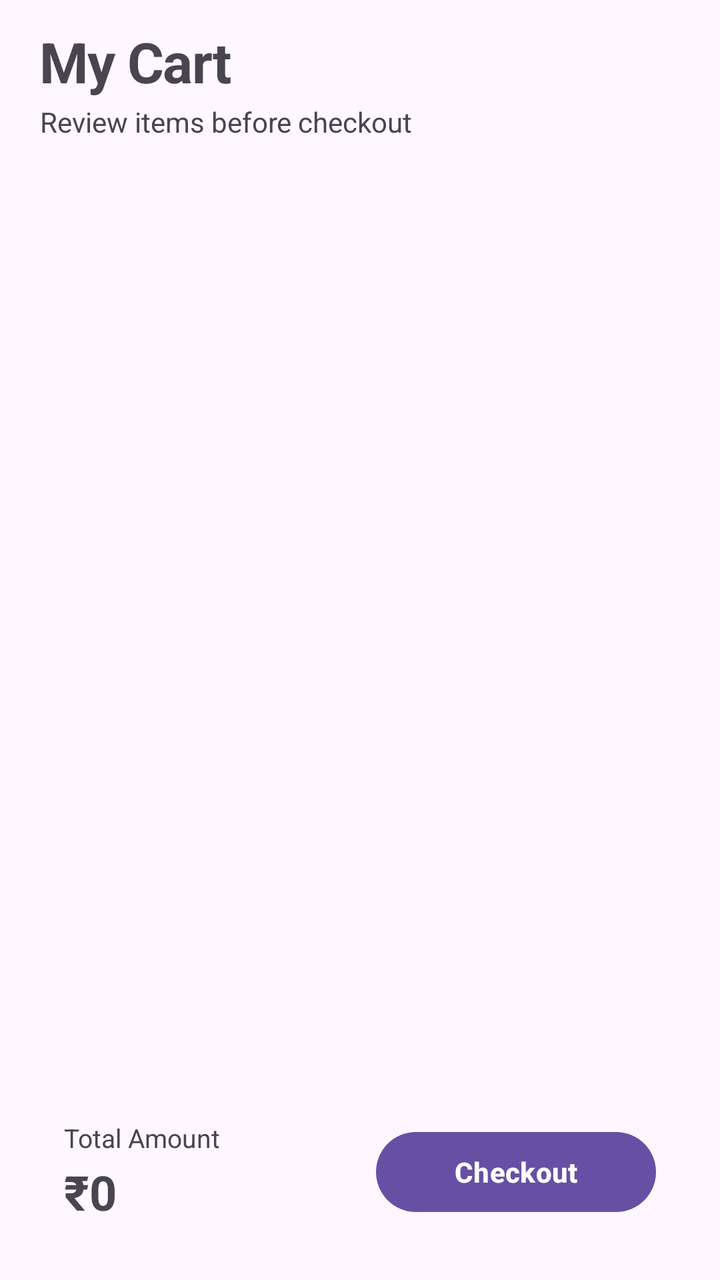
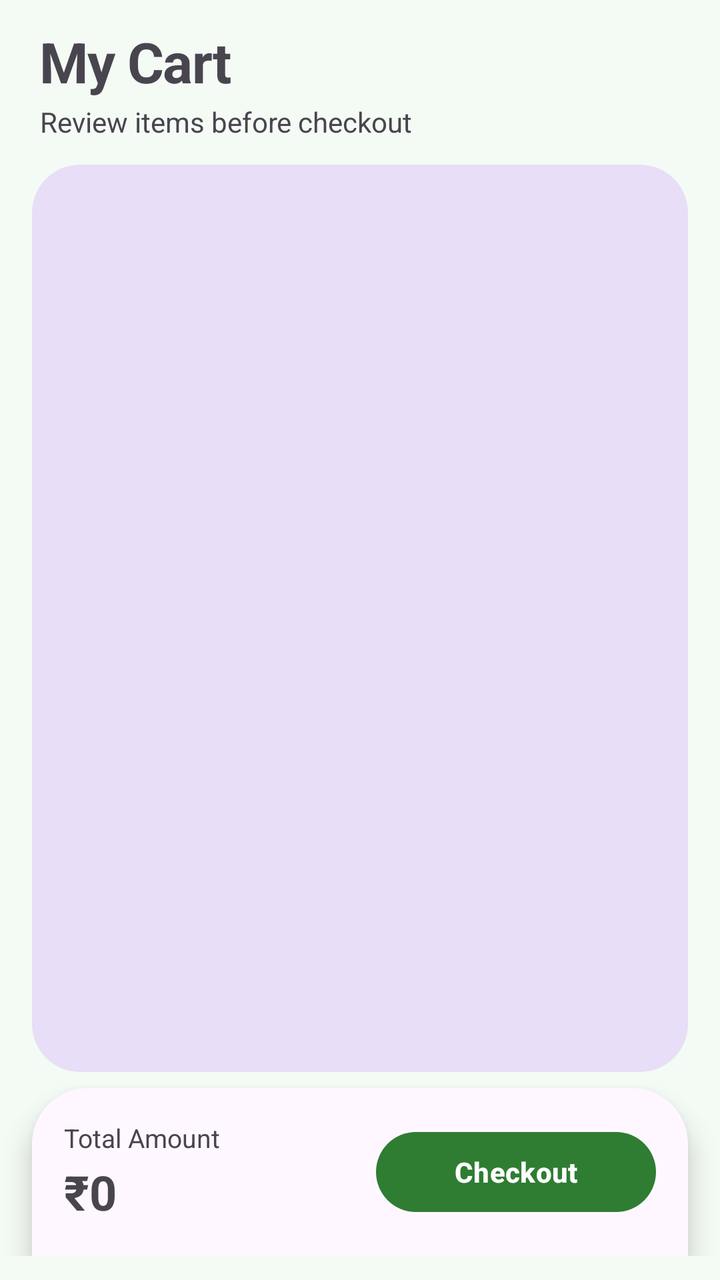

Two renders of the same Android screen: before a commit and after it. Below are the layout's source before the change and the commit's diff.
<!-- AndroidManifest.xml: application theme Theme.EaseGrocery -->
<!-- res/layout/activity_cart.xml -->
<?xml version="1.0" encoding="utf-8"?>
<LinearLayout
    xmlns:android="http://schemas.android.com/apk/res/android"
    xmlns:tools="http://schemas.android.com/tools"
    android:layout_width="match_parent"
    android:layout_height="match_parent"
    android:orientation="vertical"
    android:fitsSystemWindows="true"
    android:paddingTop="12dp"
    android:paddingBottom="12dp">

    
    <LinearLayout
        android:layout_width="match_parent"
        android:layout_height="wrap_content"
        android:orientation="vertical"
        android:paddingHorizontal="20dp"
        android:paddingBottom="12dp">

        <TextView
            android:layout_width="wrap_content"
            android:layout_height="wrap_content"
            android:text="My Cart"
            android:textSize="28sp"
            android:textStyle="bold"
            android:letterSpacing="-0.02"/>

        <TextView
            android:layout_width="wrap_content"
            android:layout_height="wrap_content"
            android:layout_marginTop="2dp"
            android:text="Review items before checkout"
            android:textSize="14sp"/>
    </LinearLayout>

    
    <LinearLayout
        android:layout_width="match_parent"
        android:layout_height="0dp"
        android:layout_weight="1"
        android:layout_marginHorizontal="16dp"
        android:orientation="vertical">

        <androidx.recyclerview.widget.RecyclerView
            android:id="@+id/recyclerCart"
            android:layout_width="match_parent"
            android:layout_height="0dp"
            android:layout_weight="1"
            android:clipToPadding="false"
            android:paddingBottom="12dp"
            tools:listitem="@layout/item_cart"/>
    </LinearLayout>

    
    <LinearLayout
        android:layout_width="match_parent"
        android:layout_height="wrap_content"
        android:layout_marginHorizontal="16dp"
        android:layout_marginTop="8dp"
        android:orientation="horizontal"
        android:gravity="center_vertical"
        android:padding="16dp">

        <LinearLayout
            android:layout_width="0dp"
            android:layout_height="wrap_content"
            android:layout_weight="1"
            android:orientation="vertical">

            <TextView
                android:layout_width="wrap_content"
                android:layout_height="wrap_content"
                android:text="Total Amount"
                android:textSize="13sp"/>

            <TextView
                android:id="@+id/tvTotal"
                android:layout_width="wrap_content"
                android:layout_height="wrap_content"
                android:layout_marginTop="2dp"
                android:text="₹0"
                android:textSize="24sp"
                android:textStyle="bold"/>
        </LinearLayout>

        <Button
            android:id="@+id/btnCheckout"
            android:layout_width="wrap_content"
            android:layout_height="48dp"
            android:minWidth="140dp"
            android:text="Checkout"
            android:textStyle="bold"/>
    </LinearLayout>

</LinearLayout>
<!-- resources referenced by this layout -->
<resources>
  <style name="Theme.EaseGrocery" parent="Base.Theme.EaseGrocery" />
  <style name="Base.Theme.EaseGrocery" parent="Theme.Material3.DayNight.NoActionBar">
          
          
          <item name="android:windowDrawsSystemBarBackgrounds">true</item>
          <item name="android:windowTranslucentStatus">false</item>
      </style>
</resources>

<!-- the commit's change to res/layout/activity_cart.xml (unified diff, before → after) -->
@@ -9,7 +9,6 @@
     android:paddingTop="12dp"
     android:paddingBottom="12dp">
 
-    
     <LinearLayout
         android:layout_width="match_parent"
         android:layout_height="wrap_content"
@@ -33,11 +32,11 @@
             android:textSize="14sp"/>
     </LinearLayout>
 
-    
     <LinearLayout
         android:layout_width="match_parent"
         android:layout_height="0dp"
         android:layout_weight="1"
+        android:background="@drawable/banner_bg"
         android:layout_marginHorizontal="16dp"
         android:orientation="vertical">
 
@@ -48,10 +47,9 @@
             android:layout_weight="1"
             android:clipToPadding="false"
             android:paddingBottom="12dp"
-            tools:listitem="@layout/item_cart"/>
+            tools:listitem="@layout/cart_item"/>
     </LinearLayout>
 
-    
     <LinearLayout
         android:layout_width="match_parent"
         android:layout_height="wrap_content"
@@ -59,6 +57,8 @@
         android:layout_marginTop="8dp"
         android:orientation="horizontal"
         android:gravity="center_vertical"
+        android:background="@drawable/cart_bottom_bg"
+        android:elevation="8dp"
         android:padding="16dp">
 
         <LinearLayout
@@ -93,3 +93,79 @@
     </LinearLayout>
 
 </LinearLayout>
+<!-- res/layout/cart_item.xml (included above) -->
+<?xml version="1.0" encoding="utf-8"?>
+<LinearLayout xmlns:android="http://schemas.android.com/apk/res/android"
+    android:layout_width="match_parent"
+    android:layout_height="wrap_content"
+    xmlns:app="http://schemas.android.com/apk/res-auto"
+    android:elevation="2dp"
+    android:padding="12dp"
+    android:orientation="horizontal">
+
+    <ImageView
+        android:id="@+id/imgCartProduct"
+        android:layout_width="80dp"
+        android:layout_height="80dp" />
+
+    <LinearLayout
+        android:layout_width="0dp"
+        android:layout_height="wrap_content"
+        android:layout_weight="1"
+        android:orientation="vertical"
+        android:paddingEnd="12dp"
+        android:paddingStart="12dp">
+
+        <TextView
+            android:id="@+id/tvCartName"
+            android:layout_width="wrap_content"
+            android:layout_height="wrap_content"
+            android:textSize="18sp"
+            android:textStyle="bold"/>
+
+        <TextView
+            android:id="@+id/tvCartPrice"
+            android:layout_width="wrap_content"
+            android:layout_height="wrap_content"
+            android:textSize="16sp"/>
+
+        <LinearLayout
+            android:layout_width="wrap_content"
+            android:layout_height="wrap_content"
+            android:orientation="horizontal"
+            android:layout_marginTop="8dp">
+
+            <ImageButton
+                android:id="@+id/btnMinus"
+                android:layout_width="40dp"
+                android:layout_height="40dp"
+                android:textColor="#EF4444"
+                android:textStyle="bold"
+                android:src="@android:drawable/ic_menu_delete"/>
+
+            <TextView
+                android:id="@+id/tvQty"
+                android:layout_width="40dp"
+                android:layout_height="40dp"
+                android:backgroundTint="@color/colorPrimary"
+                app:tint="@android:color/white"
+                android:gravity="center"
+                android:text="1"/>
+
+            <ImageButton
+                android:id="@+id/btnPlus"
+                android:layout_width="40dp"
+                android:layout_height="40dp"
+                android:src="@android:drawable/ic_menu_add"/>
+        </LinearLayout>
+
+        <TextView
+            android:id="@+id/btnRemove"
+            android:layout_width="wrap_content"
+            android:layout_height="wrap_content"
+            android:text="Remove"
+            android:textColor="@android:color/holo_red_dark"
+            android:paddingTop="8dp"/>
+    </LinearLayout>
+
+</LinearLayout>
<!-- resource entries referenced after the edit -->
@@ -1,11 +1,48 @@
 <!-- resources referenced by this layout -->
 <resources>
-  <style name="Theme.EaseGrocery" parent="Base.Theme.EaseGrocery" />
-  <style name="Base.Theme.EaseGrocery" parent="Theme.Material3.DayNight.NoActionBar">
+  <color name="colorPrimary">#2E7D32</color>
+  <!-- drawable banner_bg (drawable) -->
+  <shape xmlns:android="http://schemas.android.com/apk/res/android">
+      <corners android:radius="24dp"/>
+      <solid android:color="?attr/colorSecondaryContainer"/>
+  </shape>
+  <!-- drawable cart_bottom_bg (drawable) -->
+  <shape xmlns:android="http://schemas.android.com/apk/res/android">
+      <solid android:color="?attr/colorSurface"/>
+      <corners
+          android:topLeftRadius="28dp"
+          android:topRightRadius="28dp"/>
+  </shape>
+  <style name="Theme.EaseGrocery" parent="Theme.Material3.DayNight.NoActionBar">
+  
+          <item name="colorPrimary">@color/colorPrimary</item>
+          <item name="colorSecondary">@color/colorSecondary</item>
+  
+          <item name="android:windowBackground">@color/colorBackground</item>
+  
+          <item name="android:windowLightStatusBar">true</item>
+          <item name="android:statusBarColor">@android:color/transparent</item>
+          <item name="android:navigationBarColor">@android:color/transparent</item>
+  
           
-          
-          <item name="android:windowDrawsSystemBarBackgrounds">true</item>
-          <item name="android:windowTranslucentStatus">false</item>
+          <item name="shapeAppearanceSmallComponent">@style/ShapeAppearance.EaseGrocery.Small</item>
+          <item name="shapeAppearanceMediumComponent">@style/ShapeAppearance.EaseGrocery.Medium</item>
+          <item name="shapeAppearanceLargeComponent">@style/ShapeAppearance.EaseGrocery.Large</item>
+  
+      </style>
+  <color name="colorSecondary">#66BB6A</color>
+  <color name="colorBackground">#F4FAF4</color>
+  <style name="ShapeAppearance.EaseGrocery.Small" parent="ShapeAppearance.Material3.SmallComponent">
+          <item name="cornerFamily">rounded</item>
+          <item name="cornerSize">12dp</item>
+      </style>
+  <style name="ShapeAppearance.EaseGrocery.Medium" parent="ShapeAppearance.Material3.MediumComponent">
+          <item name="cornerFamily">rounded</item>
+          <item name="cornerSize">18dp</item>
+      </style>
+  <style name="ShapeAppearance.EaseGrocery.Large" parent="ShapeAppearance.Material3.LargeComponent">
+          <item name="cornerFamily">rounded</item>
+          <item name="cornerSize">28dp</item>
       </style>
 </resources>
 
